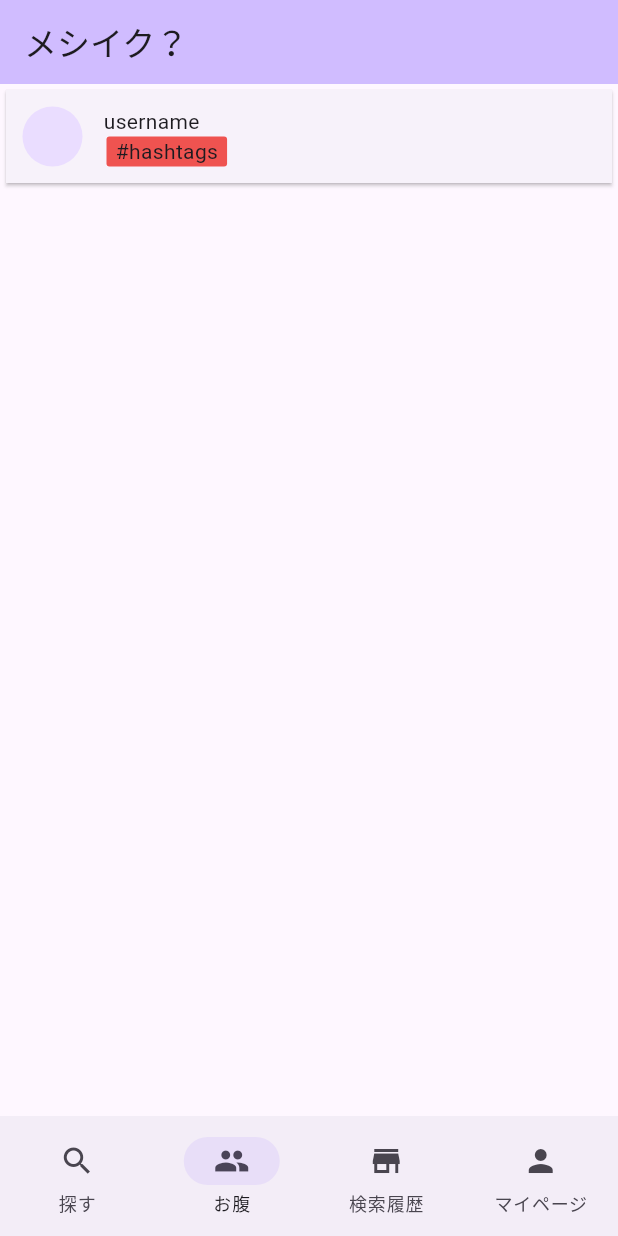
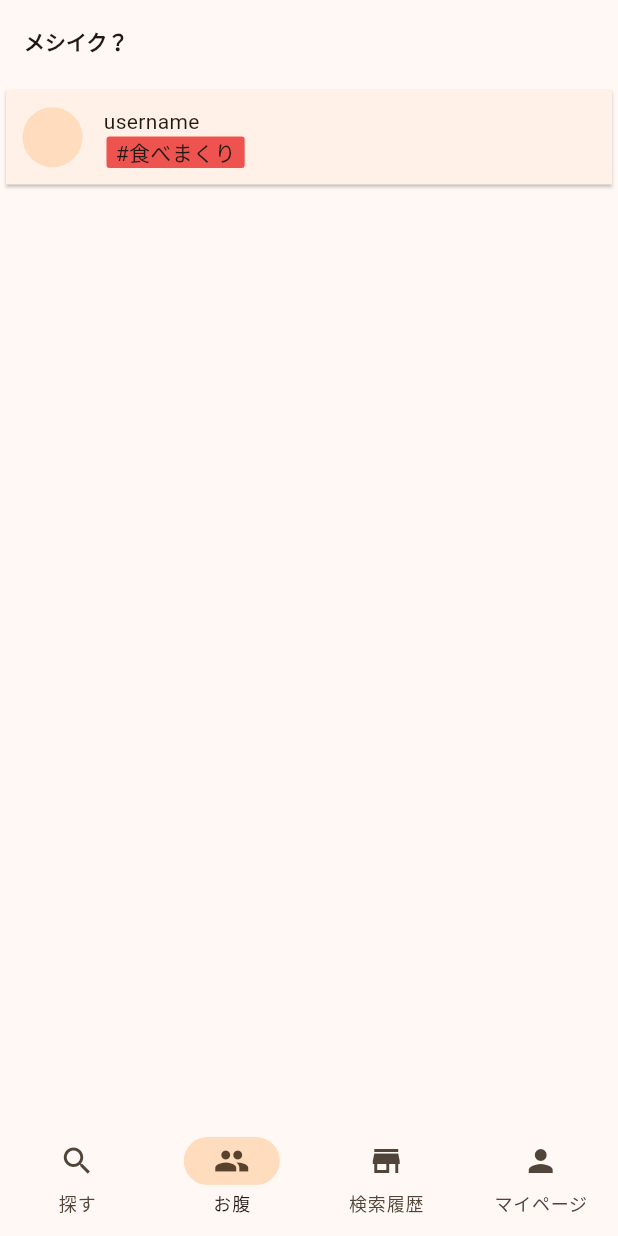
Before and after one commit to meshiiku/prototype_v1, a Flutter app: the screen it shows after launch, item 2 of the bottom bar chosen, on a phone screen of 412 x 824 dp. Run offline on Flutter 3.47's test engine with Material 3 defaults, Android fonts, the phone set to English and light mode, and no system bars; our stand-ins replace device_preview.

Commit message:
style: ダークモード時の全体の配色を黒基調のものに

```diff
--- a/lib/components/navigation_bar.dart
+++ b/lib/components/navigation_bar.dart
@@ -23,6 +23,7 @@ class CustomNavigationBar extends StatelessWidget {
       onDestinationSelected: (int index) {
         onDestinationSelected(index);
       },
+      backgroundColor: Theme.of(context).scaffoldBackgroundColor,
     );
   }
 }
--- /dev/null
+++ b/lib/constants/theme.dart
@@ -0,0 +1,15 @@
+import "package:flutter/material.dart";
+
+final lightTheme =
+    ThemeData(
+      colorScheme: ColorScheme.fromSeed(seedColor: Colors.orange),
+    ).copyWith();
+
+final darkTheme = ThemeData(
+  colorScheme: ColorScheme.fromSeed(
+    seedColor: Colors.orange,
+    brightness: Brightness.dark,
+  ),
+).copyWith(
+  scaffoldBackgroundColor: Colors.black, // AMOLED(純粋な黒に上書き)
+);
--- a/lib/main.dart
+++ b/lib/main.dart
@@ -1,5 +1,6 @@
 import "package:flutter/material.dart";
 import "package:prototype_v1/components/navigation_bar.dart";
+import "package:prototype_v1/constants/theme.dart";
 import "package:prototype_v1/model/user_profile.dart";
 import "package:prototype_v1/screen/mypage-screen.dart";
 import "package:prototype_v1/screen/search-screen.dart";
@@ -21,8 +22,8 @@ class MyApp extends StatelessWidget {
   Widget build(BuildContext context) {
     return MaterialApp(
       title: "メシイク？",
-      theme: ThemeData.light(),
-      darkTheme: ThemeData.dark(),
+      theme: lightTheme,
+      darkTheme: darkTheme,
       themeMode: ThemeMode.system,
       home: const MyHomePage(),
       locale: DevicePreview.locale(context),
@@ -48,7 +49,7 @@ class _MyHomePageState extends State<MyHomePage> {
     ProfileScreen(
       profiles: [
         // 仮データ
-        UserProfile("username", ["hashtags"]),
+        UserProfile("username", ["食べまくり"]),
       ],
     ),
     const StoreHistoryScreen(),
@@ -59,8 +60,12 @@ class _MyHomePageState extends State<MyHomePage> {
   Widget build(BuildContext context) {
     return Scaffold(
       appBar: AppBar(
-        backgroundColor: Theme.of(context).colorScheme.inversePrimary,
+        backgroundColor: Theme.of(context).scaffoldBackgroundColor,
         title: const Text("メシイク？"),
+        titleTextStyle: TextStyle(
+          fontWeight: FontWeight.bold,
+          color: Theme.of(context).textTheme.bodyLarge?.color,
+        ),
       ),
       body: screens[_currentIndex],
       bottomNavigationBar: CustomNavigationBar(
```
